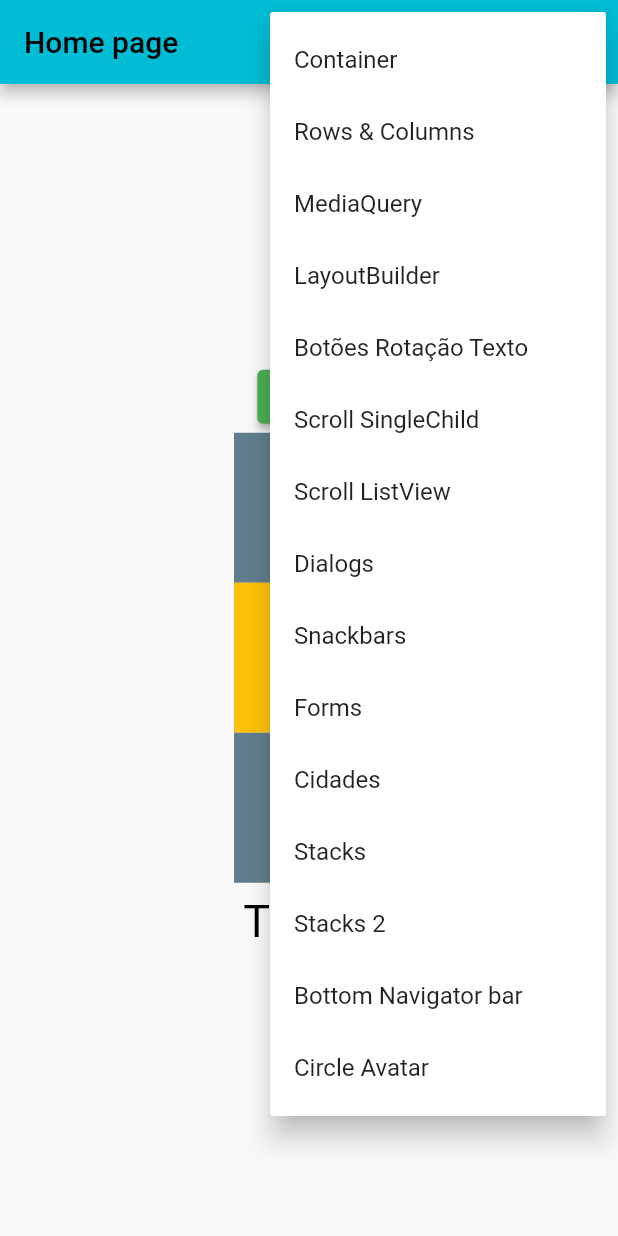
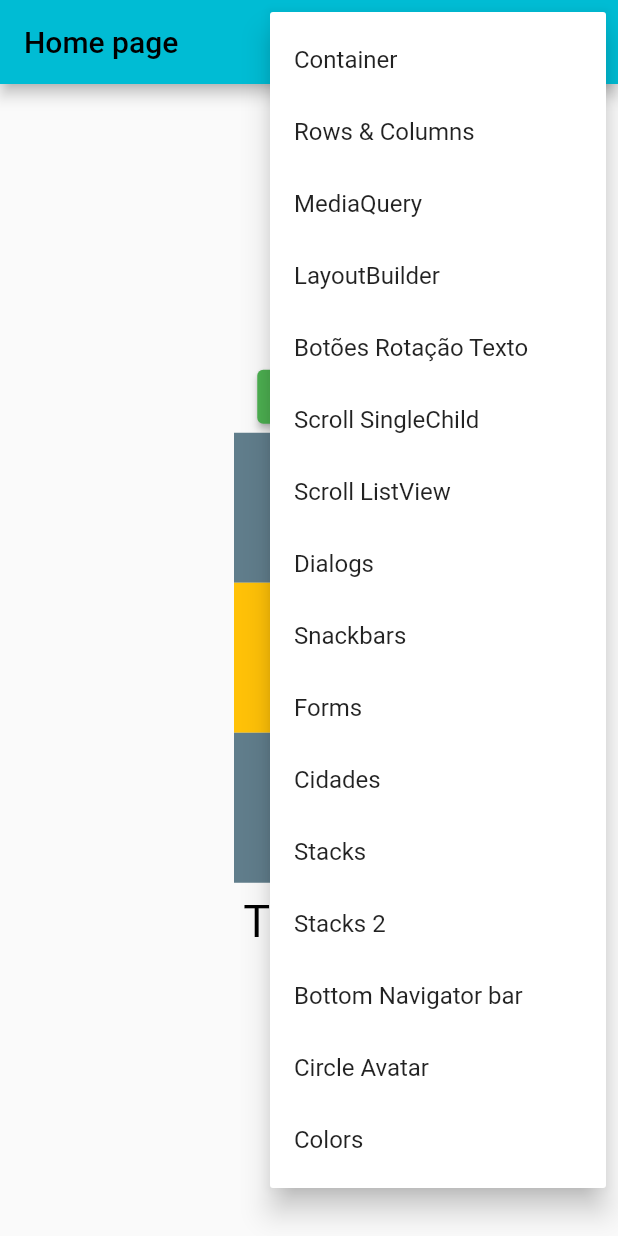
Before and after one commit to danieldkm/flutter, a Flutter app: the screen it shows after launch, after a tap on the "more vert" icon, on a phone screen of 412 x 824 dp. Run offline on Flutter 3.47's test engine with Material 2 defaults, Android fonts, the phone set to English and light mode, and no system bars; our stand-ins replace device_preview.

Commit message:
added colors

```diff
--- a/4_flutter_primeiro_projeto/lib/main.dart
+++ b/4_flutter_primeiro_projeto/lib/main.dart
@@ -4,6 +4,7 @@ import 'package:flutter_primeiro_projeto/pages/botoes_rotacao_texto/botoes_rotac
 import 'package:flutter_primeiro_projeto/pages/bottom_navigator_bar/bottom_navigator_bar_page.dart';
 import 'package:flutter_primeiro_projeto/pages/cidades_json/cidades_page.dart';
 import 'package:flutter_primeiro_projeto/pages/circle_avatar/circle_avatar_page.dart';
+import 'package:flutter_primeiro_projeto/pages/colors/colors_page.dart';
 import 'package:flutter_primeiro_projeto/pages/container/container_page.dart';
 import 'package:flutter_primeiro_projeto/pages/dialogs/dialogs_page.dart';
 import 'package:flutter_primeiro_projeto/pages/forms/forms_page.dart';
@@ -65,6 +66,7 @@ class MyApp extends StatelessWidget {
         '/stacks/2': (_) => StackPage2(),
         '/bottom_navigator_bar': (_) => BottomNavigatorBarPage(),
         '/circle_avatars': (_) => CircleAvatarPage(),
+        '/colors': (_) => ColorsPage(),
       },
     );
   }
--- a/4_flutter_primeiro_projeto/lib/pages/homes/home_page.dart
+++ b/4_flutter_primeiro_projeto/lib/pages/homes/home_page.dart
@@ -16,6 +16,7 @@ enum PopupMenuPages {
   stacks2,
   bottom_navigator_bar,
   circle_avatars,
+  colors,
 }
 
 class HomePage extends StatelessWidget {
@@ -76,6 +77,9 @@ class HomePage extends StatelessWidget {
                     break;
                   case PopupMenuPages.circle_avatars:
                     Navigator.pushNamed(context, '/circle_avatars');
+                    break;
+                  case PopupMenuPages.colors:
+                    Navigator.pushNamed(context, '/colors');
                     break;
                 }
               },
@@ -141,6 +145,10 @@ class HomePage extends StatelessWidget {
                     child: Text('Circle Avatar'),
                     value: PopupMenuPages.circle_avatars,
                   ),
+                  PopupMenuItem<PopupMenuPages>(
+                    child: Text('Colors'),
+                    value: PopupMenuPages.colors,
+                  ),
                 ];
               })
         ],
```
Also changed, not shown: 4_flutter_primeiro_projeto/lib/pages/colors/colors_page.dart (added, +30 -0 lines), 1 other file.
